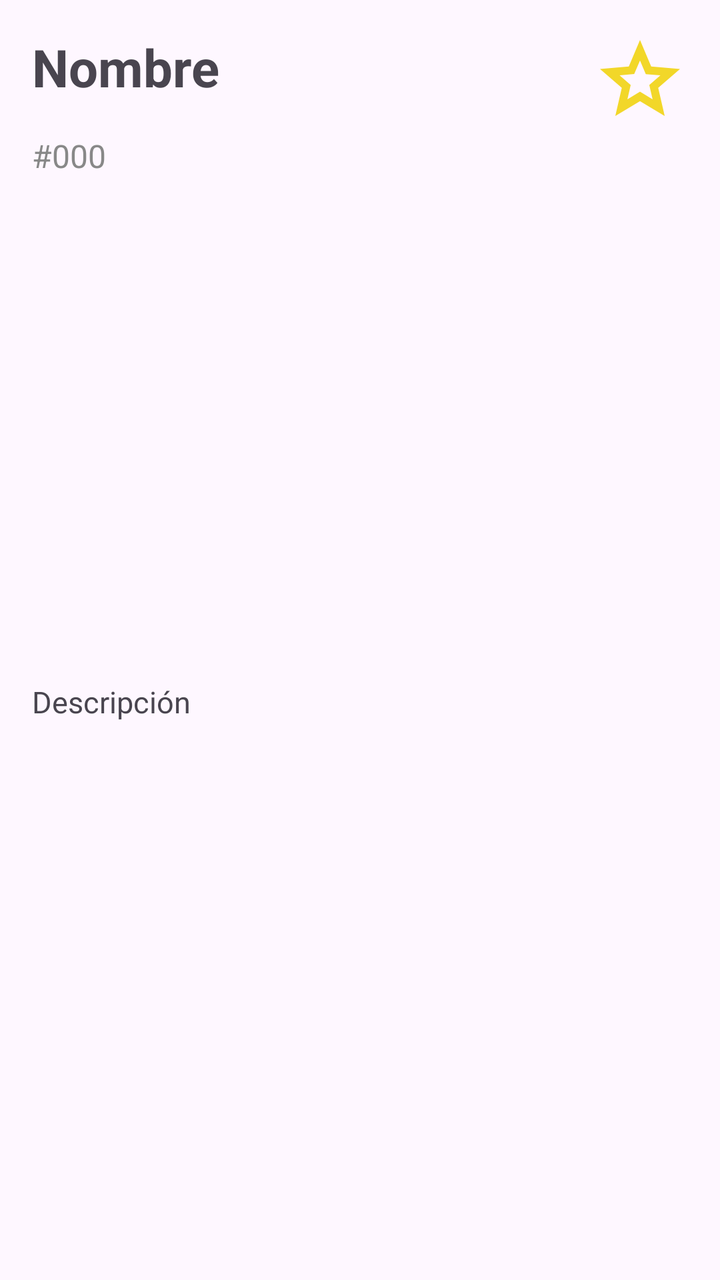
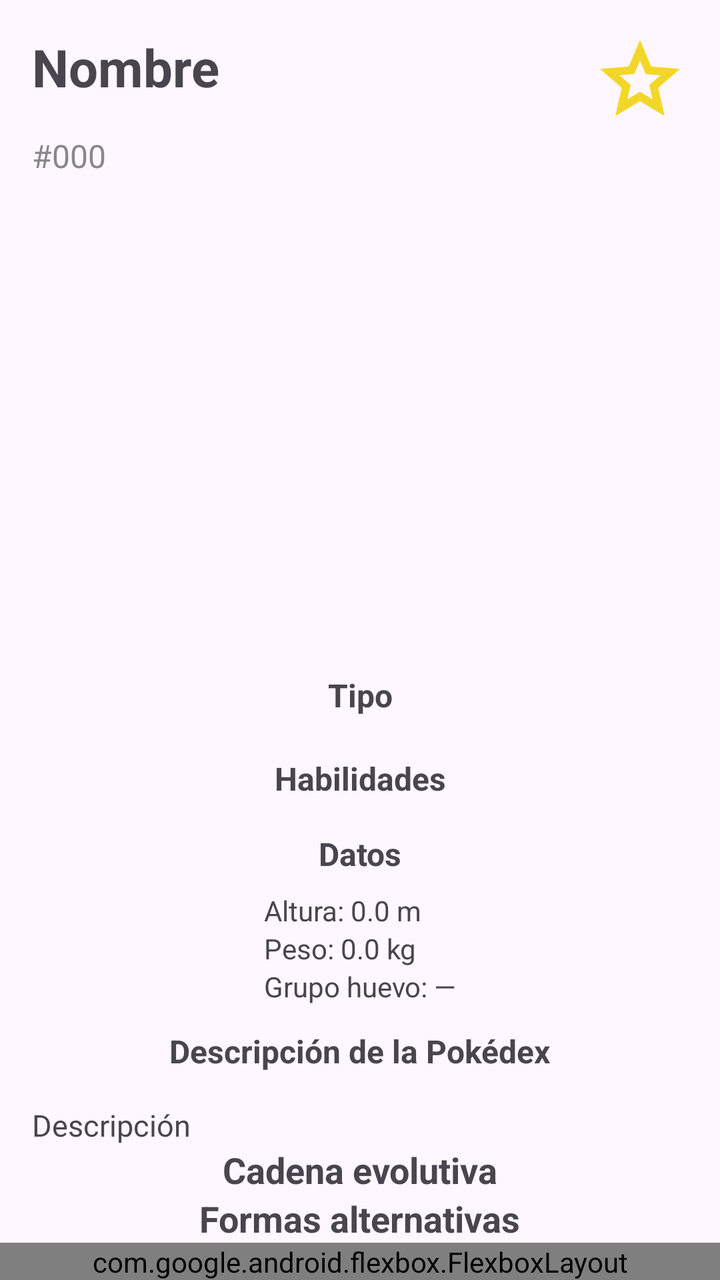

Screens rendered from an Android XML layout before and after an edit, with the pre-edit source and the edit as a unified diff.
<!-- AndroidManifest.xml: application theme Theme.EonNav -->
<!-- res/layout/fragment_detaildescription.xml -->
<?xml version="1.0" encoding="utf-8"?>
<androidx.constraintlayout.widget.ConstraintLayout xmlns:android="http://schemas.android.com/apk/res/android"
    xmlns:app="http://schemas.android.com/apk/res-auto"
    android:layout_width="match_parent"
    android:layout_height="match_parent">

    
    <TextView
        android:id="@+id/textName"
        android:layout_width="wrap_content"
        android:layout_height="wrap_content"
        android:text="Nombre"
        android:textSize="26sp"
        android:textStyle="bold"
        app:layout_constraintTop_toTopOf="parent"
        app:layout_constraintStart_toStartOf="parent"
        android:layout_margin="16dp"/>

    
    <TextView
        android:id="@+id/textNumber"
        android:layout_width="wrap_content"
        android:layout_height="wrap_content"
        android:text="#000"
        android:textSize="16sp"
        android:textColor="#888888"
        android:layout_margin="16dp"
        app:layout_constraintTop_toBottomOf="@id/textName"
        app:layout_constraintStart_toStartOf="parent"/>

    
    <ImageView
        android:id="@+id/buttonFav"
        android:layout_width="48dp"
        android:layout_height="48dp"
        android:src="@drawable/empty_star"
        app:layout_constraintTop_toTopOf="parent"
        app:layout_constraintEnd_toEndOf="parent"
        android:layout_margin="16dp"/>

    
    <ImageView
        android:id="@+id/imagePokemon"
        android:layout_width="220dp"
        android:layout_height="220dp"
        app:layout_constraintTop_toBottomOf="@id/textNumber"
        app:layout_constraintStart_toStartOf="parent"
        app:layout_constraintEnd_toEndOf="parent"
        android:layout_marginTop="16dp"/>

    
    <TextView
        android:id="@+id/textDescription"
        android:layout_width="0dp"
        android:layout_height="wrap_content"
        android:text="Descripción"
        android:textSize="15sp"
        android:lineSpacingExtra="4dp"
        app:layout_constraintTop_toBottomOf="@id/imagePokemon"
        app:layout_constraintStart_toStartOf="parent"
        app:layout_constraintEnd_toEndOf="parent"
        android:layout_margin="16dp"/>

</androidx.constraintlayout.widget.ConstraintLayout>
<!-- resources referenced by this layout -->
<resources>
  <!-- drawable empty_star (drawable) -->
  <vector xmlns:android="http://schemas.android.com/apk/res/android"
      android:width="24dp"
      android:height="24dp"
      android:viewportWidth="960"
      android:viewportHeight="960">
    <path
        android:pathData="m354,673 l126,-76 126,77 -33,-144 111,-96 -146,-13 -58,-136 -58,135 -146,13 111,97 -33,143ZM233,840l65,-281L80,370l288,-25 112,-265 112,265 288,25 -218,189 65,281 -247,-149 -247,149ZM480,490Z"
        android:fillColor="#f2d729"/>
  </vector>
  <style name="Theme.EonNav" parent="Base.Theme.EonNav" />
  <style name="Base.Theme.EonNav" parent="Theme.Material3.DayNight.NoActionBar">
          
          
      </style>
</resources>

<!-- the commit's change to res/layout/fragment_detaildescription.xml (unified diff, before → after) -->
@@ -1,64 +1,226 @@
 <?xml version="1.0" encoding="utf-8"?>
-<androidx.constraintlayout.widget.ConstraintLayout xmlns:android="http://schemas.android.com/apk/res/android"
-    xmlns:app="http://schemas.android.com/apk/res-auto"
+<androidx.core.widget.NestedScrollView xmlns:android="http://schemas.android.com/apk/res/android"
     android:layout_width="match_parent"
-    android:layout_height="match_parent">
-
-    
-    <TextView
-        android:id="@+id/textName"
-        android:layout_width="wrap_content"
-        android:layout_height="wrap_content"
-        android:text="Nombre"
-        android:textSize="26sp"
-        android:textStyle="bold"
-        app:layout_constraintTop_toTopOf="parent"
-        app:layout_constraintStart_toStartOf="parent"
-        android:layout_margin="16dp"/>
-
-    
-    <TextView
-        android:id="@+id/textNumber"
-        android:layout_width="wrap_content"
-        android:layout_height="wrap_content"
-        android:text="#000"
-        android:textSize="16sp"
-        android:textColor="#888888"
-        android:layout_margin="16dp"
-        app:layout_constraintTop_toBottomOf="@id/textName"
-        app:layout_constraintStart_toStartOf="parent"/>
-
-    
-    <ImageView
-        android:id="@+id/buttonFav"
-        android:layout_width="48dp"
-        android:layout_height="48dp"
-        android:src="@drawable/empty_star"
-        app:layout_constraintTop_toTopOf="parent"
-        app:layout_constraintEnd_toEndOf="parent"
-        android:layout_margin="16dp"/>
-
-    
-    <ImageView
-        android:id="@+id/imagePokemon"
-        android:layout_width="220dp"
-        android:layout_height="220dp"
-        app:layout_constraintTop_toBottomOf="@id/textNumber"
-        app:layout_constraintStart_toStartOf="parent"
-        app:layout_constraintEnd_toEndOf="parent"
-        android:layout_marginTop="16dp"/>
-
-    
-    <TextView
-        android:id="@+id/textDescription"
-        android:layout_width="0dp"
-        android:layout_height="wrap_content"
-        android:text="Descripción"
-        android:textSize="15sp"
-        android:lineSpacingExtra="4dp"
-        app:layout_constraintTop_toBottomOf="@id/imagePokemon"
-        app:layout_constraintStart_toStartOf="parent"
-        app:layout_constraintEnd_toEndOf="parent"
-        android:layout_margin="16dp"/>
-
-</androidx.constraintlayout.widget.ConstraintLayout>
+    android:layout_height="match_parent"
+    android:fillViewport="true">
+
+    <androidx.constraintlayout.widget.ConstraintLayout
+        xmlns:app="http://schemas.android.com/apk/res-auto"
+        android:layout_width="match_parent"
+        android:layout_height="match_parent">
+
+        
+        <TextView
+            android:id="@+id/textName"
+            android:layout_width="wrap_content"
+            android:layout_height="wrap_content"
+            android:text="Nombre"
+            android:textSize="26sp"
+            android:textStyle="bold"
+            app:layout_constraintTop_toTopOf="parent"
+            app:layout_constraintStart_toStartOf="parent"
+            android:layout_margin="16dp"/>
+
+        
+        <TextView
+            android:id="@+id/textNumber"
+            android:layout_width="wrap_content"
+            android:layout_height="wrap_content"
+            android:text="#000"
+            android:textSize="16sp"
+            android:textColor="#888888"
+            android:layout_margin="16dp"
+            app:layout_constraintTop_toBottomOf="@id/textName"
+            app:layout_constraintStart_toStartOf="parent"/>
+
+        
+        <ImageView
+            android:id="@+id/buttonFav"
+            android:layout_width="48dp"
+            android:layout_height="48dp"
+            android:src="@drawable/empty_star"
+            app:layout_constraintTop_toTopOf="parent"
+            app:layout_constraintEnd_toEndOf="parent"
+            android:layout_margin="16dp"/>
+
+        
+        <ImageView
+            android:id="@+id/imagePokemon"
+            android:layout_width="220dp"
+            android:layout_height="220dp"
+            app:layout_constraintTop_toBottomOf="@id/textNumber"
+            app:layout_constraintStart_toStartOf="parent"
+            app:layout_constraintEnd_toEndOf="parent"
+            android:layout_marginTop="16dp"/>
+
+
+        
+        <TextView
+            android:id="@+id/layoutTypesTitle"
+            android:layout_width="wrap_content"
+            android:layout_height="wrap_content"
+            android:text="Tipo"
+            android:textStyle="bold"
+            android:textSize="16sp"
+            android:layout_marginTop="12dp"
+            app:layout_constraintTop_toBottomOf="@id/imagePokemon"
+            app:layout_constraintStart_toStartOf="parent"
+            app:layout_constraintEnd_toEndOf="parent"/>
+
+        <LinearLayout
+            android:id="@+id/layoutTypes"
+            android:layout_width="wrap_content"
+            android:layout_height="wrap_content"
+            android:orientation="horizontal"
+            android:layout_marginTop="8dp"
+            app:layout_constraintTop_toBottomOf="@id/layoutTypesTitle"
+            app:layout_constraintStart_toStartOf="parent"
+            app:layout_constraintEnd_toEndOf="parent"/>
+
+        
+        <TextView
+            android:id="@+id/layoutAbilitiesTitle"
+            android:layout_width="wrap_content"
+            android:layout_height="wrap_content"
+            android:text="Habilidades"
+            android:textStyle="bold"
+            android:textSize="16sp"
+            android:layout_marginTop="12dp"
+            app:layout_constraintTop_toBottomOf="@id/layoutTypes"
+            app:layout_constraintStart_toStartOf="parent"
+            app:layout_constraintEnd_toEndOf="parent"/>
+
+        <LinearLayout
+            android:id="@+id/layoutAbilities"
+            android:layout_width="wrap_content"
+            android:layout_height="wrap_content"
+            android:orientation="vertical"
+            android:layout_marginTop="4dp"
+            app:layout_constraintTop_toBottomOf="@id/layoutAbilitiesTitle"
+            app:layout_constraintStart_toStartOf="parent"
+            app:layout_constraintEnd_toEndOf="parent"/>
+
+
+        
+
+        <TextView
+            android:id="@+id/layoutPhysicalTitle"
+            android:layout_width="wrap_content"
+            android:layout_height="wrap_content"
+            android:text="Datos"
+            android:textStyle="bold"
+            android:textSize="16sp"
+            android:layout_marginTop="12dp"
+            app:layout_constraintTop_toBottomOf="@id/layoutAbilities"
+            app:layout_constraintStart_toStartOf="parent"
+            app:layout_constraintEnd_toEndOf="parent"/>
+
+        <LinearLayout
+            android:id="@+id/layoutPhysical"
+            android:layout_width="wrap_content"
+            android:layout_height="wrap_content"
+            android:orientation="vertical"
+            android:layout_marginTop="8dp"
+            app:layout_constraintTop_toBottomOf="@id/layoutPhysicalTitle"
+            app:layout_constraintStart_toStartOf="parent"
+            app:layout_constraintEnd_toEndOf="parent">
+
+            <TextView
+                android:id="@+id/textHeight"
+                android:layout_width="wrap_content"
+                android:layout_height="wrap_content"
+                android:text="Altura: 0.0 m"
+                android:textSize="14sp"/>
+
+            <TextView
+                android:id="@+id/textWeight"
+                android:layout_width="wrap_content"
+                android:layout_height="wrap_content"
+                android:text="Peso: 0.0 kg"
+                android:textSize="14sp"/>
+
+            <TextView
+                android:id="@+id/textEggGroups"
+                android:layout_width="wrap_content"
+                android:layout_height="wrap_content"
+                android:text="Grupo huevo: —"
+                android:textSize="14sp"/>
+        </LinearLayout>
+
+
+
+        
+        <TextView
+            android:id="@+id/textDescriptionTitle"
+            android:layout_width="wrap_content"
+            android:layout_height="wrap_content"
+            android:text="Descripción de la Pokédex"
+            android:textStyle="bold"
+            android:textSize="16sp"
+            android:layout_marginTop="12dp"
+            app:layout_constraintTop_toBottomOf="@id/layoutPhysical"
+            app:layout_constraintStart_toStartOf="parent"
+            app:layout_constraintEnd_toEndOf="parent"/>
+
+        <TextView
+            android:id="@+id/textDescription"
+            android:layout_width="0dp"
+            android:layout_height="wrap_content"
+            android:text="Descripción"
+            android:textSize="15sp"
+            android:lineSpacingExtra="4dp"
+            app:layout_constraintTop_toBottomOf="@id/textDescriptionTitle"
+            app:layout_constraintStart_toStartOf="parent"
+            app:layout_constraintEnd_toEndOf="parent"
+            android:layout_margin="16dp"/>
+
+        
+        <TextView
+            android:id="@+id/textEvoTitle"
+            android:layout_width="wrap_content"
+            android:layout_height="wrap_content"
+            android:text="Cadena evolutiva"
+            android:textSize="18sp"
+            android:textStyle="bold"
+            app:layout_constraintTop_toBottomOf="@id/textDescription"
+            app:layout_constraintStart_toStartOf="parent"
+            app:layout_constraintEnd_toEndOf="parent"
+            android:layout_marginBottom="8dp"/>
+
+        <LinearLayout
+            android:id="@+id/evoChainContainer"
+            android:layout_width="match_parent"
+            android:layout_height="wrap_content"
+            android:orientation="horizontal"
+            android:gravity="center"
+            app:layout_constraintTop_toBottomOf="@id/textEvoTitle"
+            app:layout_constraintStart_toStartOf="parent"
+            app:layout_constraintEnd_toEndOf="parent"
+            android:layout_marginBottom="24dp"/>
+
+        
+        <TextView
+            android:id="@+id/textFormsTitle"
+            android:layout_width="wrap_content"
+            android:layout_height="wrap_content"
+            android:text="Formas alternativas"
+            android:textSize="18sp"
+            android:textStyle="bold"
+            app:layout_constraintTop_toBottomOf="@id/evoChainContainer"
+            app:layout_constraintStart_toStartOf="parent"
+            app:layout_constraintEnd_toEndOf="parent"
+            android:layout_marginBottom="8dp"/>
+
+        <com.google.android.flexbox.FlexboxLayout
+            android:id="@+id/formsContainer"
+            android:layout_width="match_parent"
+            android:layout_height="wrap_content"
+            android:orientation="horizontal"
+            android:gravity="center"
+            app:layout_constraintTop_toBottomOf="@id/textFormsTitle"
+            app:layout_constraintStart_toStartOf="parent"
+            app:layout_constraintEnd_toEndOf="parent"
+            app:flexWrap="wrap"/>
+
+    </androidx.constraintlayout.widget.ConstraintLayout>
+</androidx.core.widget.NestedScrollView>
